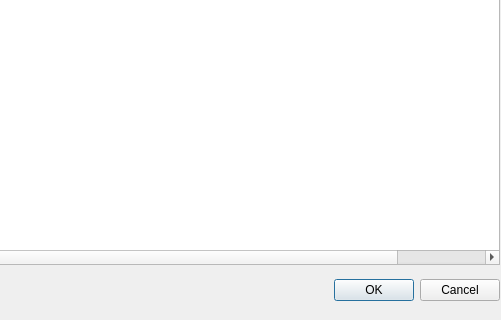
Above: popups/sfg.ui from TranRed/SK_Koelsch before the change; both pictures show x 141 to 642 and y 236 to 556 of the 642 by 556 pixel window. Below: the same form after it.
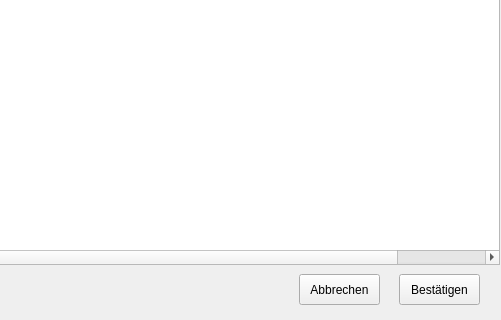
That is the form after the change. Icons and pictures are not drawn.

```diff
--- a/popups/sfg.ui
+++ b/popups/sfg.ui
@@ -13,22 +13,6 @@
   <property name="windowTitle">
    <string>Halbzeuge pflegen</string>
   </property>
-  <widget class="QDialogButtonBox" name="buttonBox">
-   <property name="geometry">
-    <rect>
-     <x>300</x>
-     <y>510</y>
-     <width>341</width>
-     <height>32</height>
-    </rect>
-   </property>
-   <property name="orientation">
-    <enum>Qt::Horizontal</enum>
-   </property>
-   <property name="standardButtons">
-    <set>QDialogButtonBox::Cancel|QDialogButtonBox::Ok</set>
-   </property>
-  </widget>
   <widget class="QTableWidget" name="tableWidget">
    <property name="geometry">
     <rect>
@@ -91,6 +75,32 @@
      <normaloff>Icons/greenPlus.png</normaloff>Icons/greenPlus.png</iconset>
    </property>
   </widget>
+  <widget class="QToolButton" name="toolButton_cancel">
+   <property name="geometry">
+    <rect>
+     <x>440</x>
+     <y>510</y>
+     <width>81</width>
+     <height>31</height>
+    </rect>
+   </property>
+   <property name="text">
+    <string>Abbrechen</string>
+   </property>
+  </widget>
+  <widget class="QToolButton" name="toolButton_confirm">
+   <property name="geometry">
+    <rect>
+     <x>540</x>
+     <y>510</y>
+     <width>81</width>
+     <height>31</height>
+    </rect>
+   </property>
+   <property name="text">
+    <string>Bestätigen</string>
+   </property>
+  </widget>
  </widget>
  <resources/>
  <connections>
```
Left out of the diff: 35 changed lines with no effect on the pictures.
